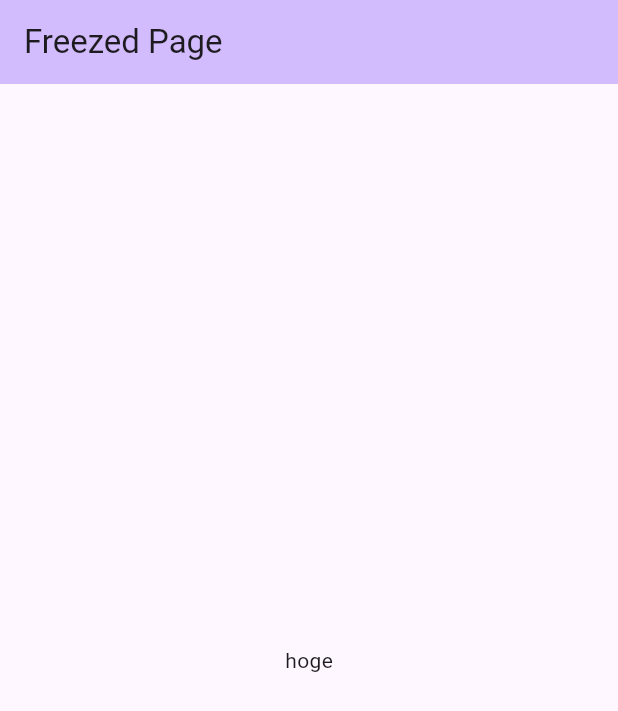
After one commit to RYOTA-F/flutter-freezed, a Flutter app: the screen it shows after launch, on a phone screen of 412 x 824 dp. The commit adds this screen. Shown: the top 711 px of the screen. Run offline on Flutter 3.47's test engine with Material 3 defaults, Android fonts, the phone set to English and light mode, and no system bars.

Commit message:
:sparkles: FreezedPage 実装

```diff
--- /dev/null
+++ b/lib/pages/freezed.dart
@@ -0,0 +1,15 @@
+import 'package:flutter/material.dart';
+
+class FreezedPage extends StatelessWidget {
+  @override
+  Widget build(BuildContext context) {
+    return Scaffold(
+        appBar: AppBar(
+          backgroundColor: Theme.of(context).colorScheme.inversePrimary,
+          title: const Text('Freezed Page'),
+        ),
+        body: const Center(
+          child: Text('hoge'),
+        ));
+  }
+}
```
Also changed, not shown: lib/main.dart (+4 -105 lines), lib/pages/my_homepage.dart (added, +49 -0 lines).
